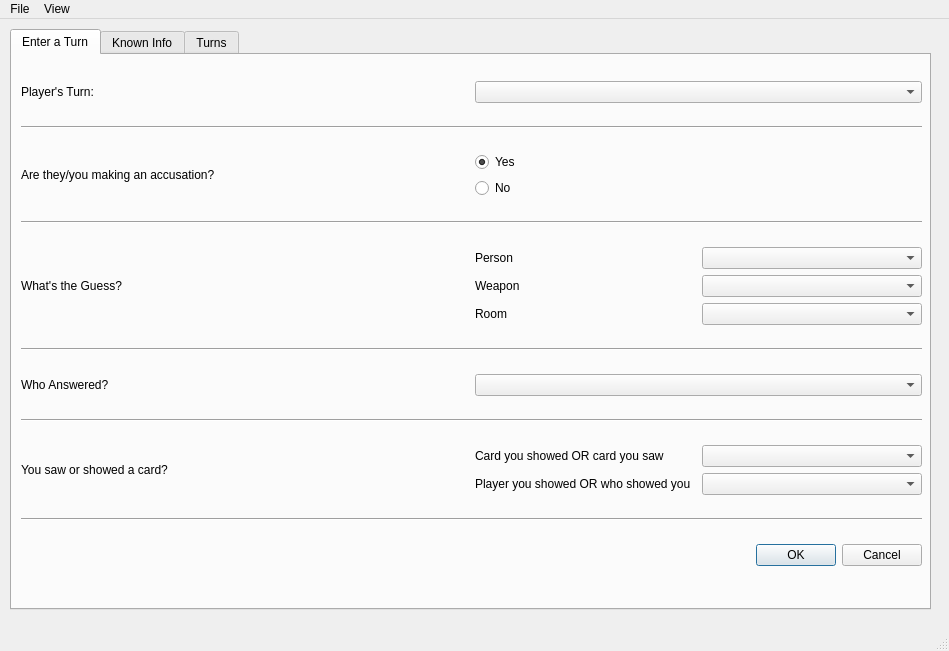
Above: src/mainwindow.ui from wsciaroni/clue before the change. Below: the same form after it.
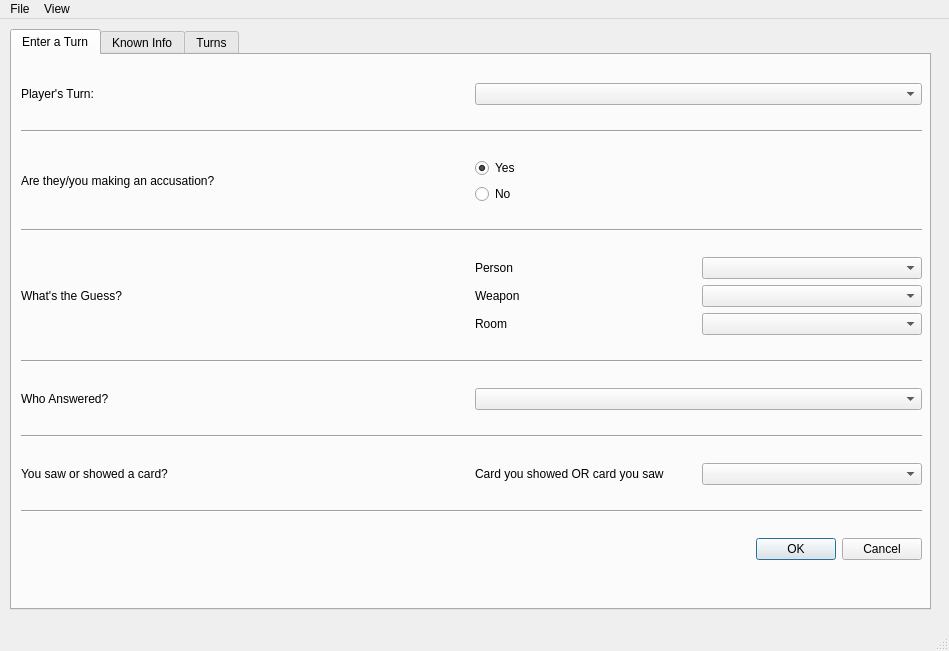
That is the form after the change.

```diff
--- a/src/mainwindow.ui
+++ b/src/mainwindow.ui
@@ -194,6 +194,9 @@
          </item>
          <item>
           <layout class="QGridLayout" name="cardComboLayout">
+           <item row="0" column="1">
+            <widget class="QComboBox" name="cardShownComboBox"/>
+           </item>
            <item row="0" column="0">
             <widget class="QLabel" name="cardShownLabel">
              <property name="text">
@@ -201,19 +204,6 @@
              </property>
             </widget>
            </item>
-           <item row="0" column="1">
-            <widget class="QComboBox" name="cardShownComboBox"/>
-           </item>
-           <item row="1" column="0">
-            <widget class="QLabel" name="playerShownLabel">
-             <property name="text">
-              <string>Player you showed OR who showed you</string>
-             </property>
-            </widget>
-           </item>
-           <item row="1" column="1">
-            <widget class="QComboBox" name="playerShownComboBox"/>
-           </item>
           </layout>
          </item>
         </layout>
```
